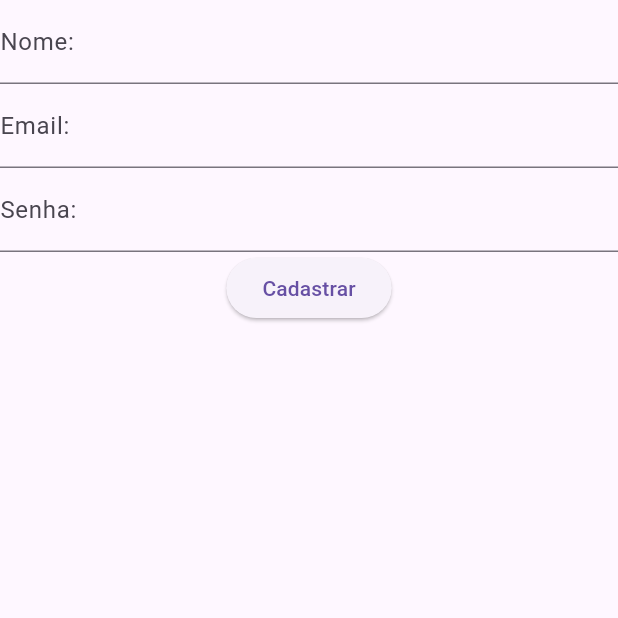
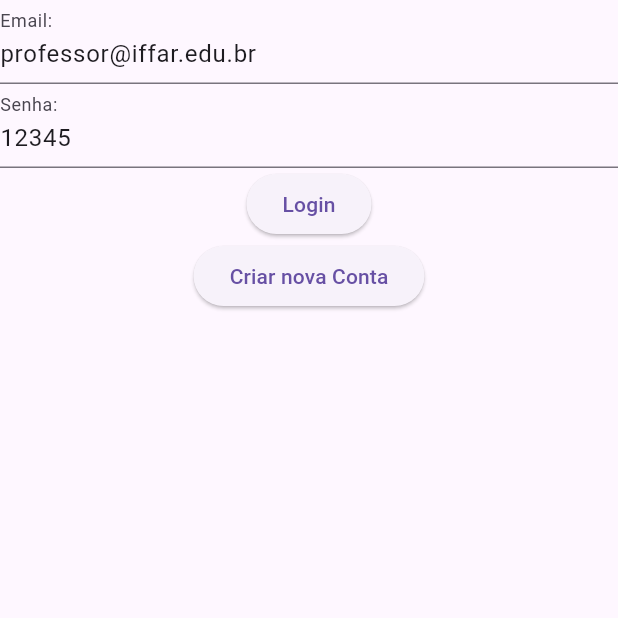
Before and after one commit to prof-fernando/flutterfirebase, a Flutter app: the screen it shows after launch, on a phone screen of 412 x 824 dp, the top half of it. Run offline on Flutter 3.47's test engine with Material 3 defaults, Android fonts, the phone set to English and light mode, and no system bars; our stand-ins replace firebase_auth, firebase_core; accounts and stored records are empty; generated files the repository leaves out were written again.

```diff
--- /dev/null
+++ b/lib/login_page.dart
@@ -0,0 +1,56 @@
+import 'dart:io';
+
+import 'package:appfirebase/nova_conta_page.dart';
+import 'package:appfirebase/services/usuario_service.dart';
+import 'package:flutter/material.dart';
+
+class LoginPage extends StatelessWidget {
+  LoginPage({super.key});
+
+  TextEditingController _txtEmail =
+      new TextEditingController(text: 'professor@iffar.edu.br');
+  TextEditingController _txtSenha = new TextEditingController(text: '12345');
+
+  @override
+  Widget build(BuildContext context) {
+    return Scaffold(
+      body: Column(
+        children: [
+          TextFormField(
+            controller: _txtEmail,
+            decoration: InputDecoration(
+              labelText: 'Email:',
+            ),
+          ),
+          TextFormField(
+            controller: _txtSenha,
+            decoration: InputDecoration(
+              labelText: 'Senha:',
+            ),
+          ),
+          ElevatedButton(
+            onPressed: () async {
+              UsuarioService service = UsuarioService();
+              String resposta =
+                  await service.login(_txtEmail.text, _txtSenha.text);
+              if (resposta != "") {
+                SnackBar snackBar = SnackBar(
+                  content: Text(resposta),
+                );
+                ScaffoldMessenger.of(context).showSnackBar(snackBar);
+              } else {}
+            },
+            child: Text('Login'),
+          ),
+          ElevatedButton(
+            onPressed: () {
+              Navigator.of(context)
+                  .push(MaterialPageRoute(builder: (_) => NovaContaPage()));
+            },
+            child: Text('Criar nova Conta'),
+          ),
+        ],
+      ),
+    );
+  }
+}
--- a/lib/main.dart
+++ b/lib/main.dart
@@ -1,3 +1,4 @@
+import 'package:appfirebase/login_page.dart';
 import 'package:firebase_core/firebase_core.dart';
 import 'package:flutter/material.dart';
 import 'firebase_options.dart';
@@ -16,7 +17,7 @@ class App extends StatelessWidget {
   Widget build(BuildContext context) {
     return MaterialApp(
       title: 'Flutter Firebase APP',
-      home: NovaContaPage(),
+      home: LoginPage(),
     );
   }
 }
```
Also changed, not shown: lib/services/usuario_service.dart (+10 -0 lines).
